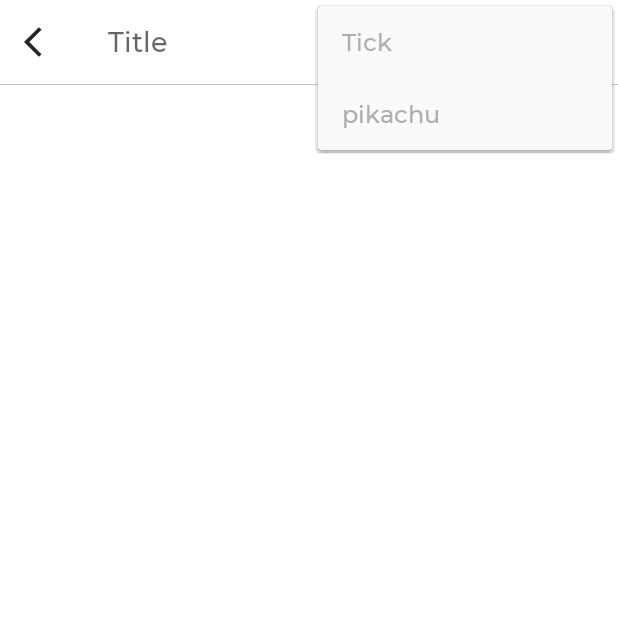
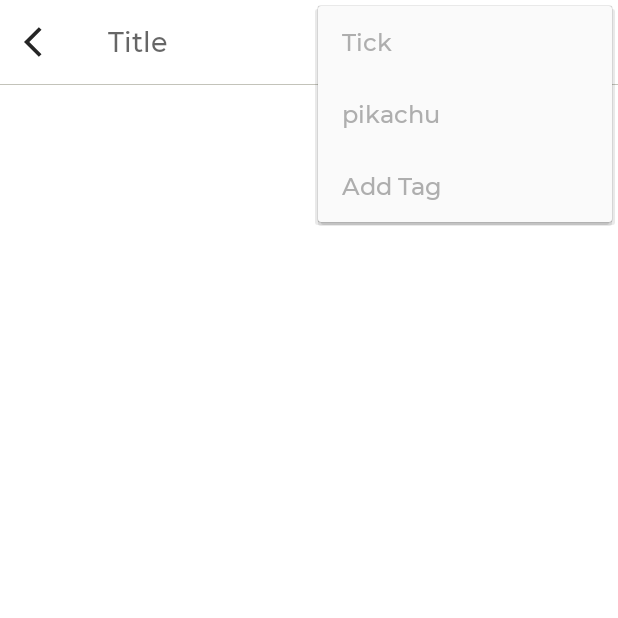
Before and after one commit to PhiLong31/Notebooks, an Android app: the NoteDetailActivity screen opened directly, with no data from a screen before it, with the options menu open, on a phone screen of 412 x 824 dp, the top half of it. Run offline under Robolectric (Android 15) with nearby library versions, the phone set to English and light mode, and no system bars; our stand-ins replace Firebase (no records; nobody signed in at launch, a user with empty details on screens opened directly).

Commit message:
+ Create tag

```diff
--- /dev/null
+++ b/app/src/main/java/com/example/notebooks/dialog/AddTagDialog.java
@@ -0,0 +1,6 @@
+package com.example.notebooks.dialog;
+
+import androidx.appcompat.app.AppCompatDialogFragment;
+
+public class AddTagDialog extends AppCompatDialogFragment {
+}
--- a/app/src/main/res/menu/menu_detail.xml
+++ b/app/src/main/res/menu/menu_detail.xml
@@ -25,6 +25,12 @@
             android:icon="@drawable/tick"
             android:title="pikachu"
             app:showAsAction="never" />
+
+        <item
+            android:id="@+id/item_add_tag"
+            android:icon="@drawable/tick"
+            android:title="Add Tag"
+            app:showAsAction="never" />
     </group>
 
 </menu>
```
Also changed, not shown: app/src/main/java/com/example/notebooks/activities/note/NoteDetailActivity.java (+7 -0 lines).
